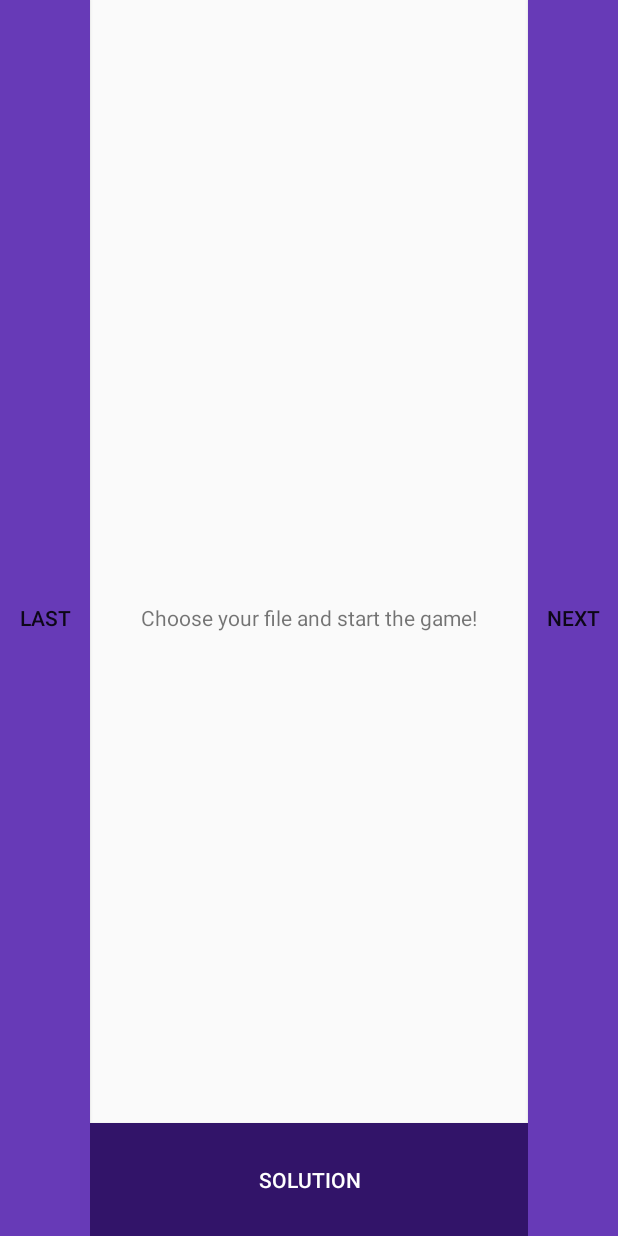
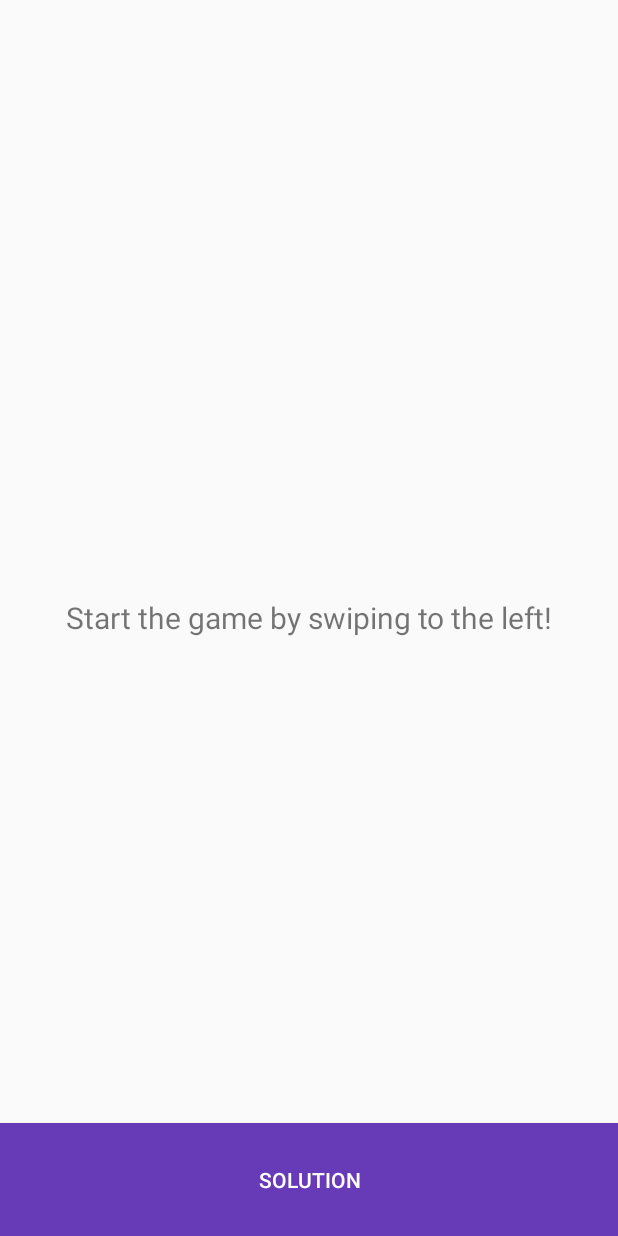
Before and after one commit to MapManagement/MapApp, an Android app: the layout activity_game.xml on its own in the app's theme, with its tools: preview values and no code run, on a phone screen of 412 x 824 dp. Run offline under Robolectric (Android 15) with nearby library versions, the phone set to English and light mode, and no system bars; network calls fail.

Commit message:
added swipe gestures (GameActivity) in combination with animations

```diff
--- a/app/src/main/res/layout/activity_game.xml
+++ b/app/src/main/res/layout/activity_game.xml
@@ -13,35 +13,14 @@
             android:layout_height="0dp"
             android:text="@string/title"
             android:gravity="center"
+            android:textSize="20sp"
 
             app:layout_constraintBottom_toBottomOf="@id/solution_button"
-            app:layout_constraintStart_toEndOf="@id/last_button"
-            app:layout_constraintEnd_toStartOf="@id/next_button"
+            app:layout_constraintStart_toStartOf="parent"
+            app:layout_constraintEnd_toEndOf="parent"
             app:layout_constraintTop_toTopOf="@id/restart_button"/>
 
-    <Button
-            android:id="@+id/last_button"
-            android:theme="@style/AppTheme"
-            android:text="@string/last"
-            android:layout_width="60dp"
-            android:layout_height="0dp"
-            android:background="@color/colorPrimary"
 
-            app:layout_constraintTop_toTopOf="parent"
-            app:layout_constraintBottom_toBottomOf="parent"
-            app:layout_constraintStart_toStartOf="parent"/>
-
-    <Button
-            android:id="@+id/next_button"
-            android:theme="@style/AppTheme"
-            android:text="@string/next"
-            android:layout_width="60dp"
-            android:layout_height="0dp"
-            android:background="@color/colorPrimary"
-
-            app:layout_constraintTop_toTopOf="parent"
-            app:layout_constraintBottom_toBottomOf="parent"
-            app:layout_constraintEnd_toEndOf="parent"/>
 
     <Button
             android:id="@+id/solution_button"
@@ -49,12 +28,12 @@
             android:text="@string/solution"
             android:layout_width="0dp"
             android:layout_height="75dp"
-            android:background="@color/colorPrimaryDark"
+            android:background="@color/colorPrimary"
             android:textColor="@color/white"
 
-            app:layout_constraintBottom_toBottomOf="@id/last_button"
-            app:layout_constraintStart_toEndOf="@id/last_button"
-            app:layout_constraintEnd_toStartOf="@id/next_button"/>
+            app:layout_constraintBottom_toBottomOf="parent"
+            app:layout_constraintStart_toStartOf="parent"
+            app:layout_constraintEnd_toEndOf="parent"/>
 
     <Button
             android:id="@+id/restart_button"
@@ -66,8 +45,8 @@
             android:textColor="@color/white"
 
             app:layout_constraintTop_toTopOf="parent"
-            app:layout_constraintStart_toEndOf="@+id/last_button"
-            app:layout_constraintEnd_toStartOf="@+id/next_button"/>
+            app:layout_constraintStart_toStartOf="parent"
+            app:layout_constraintEnd_toEndOf="parent"/>
 
     <Button
             android:id="@+id/leave_button"
@@ -78,9 +57,9 @@
             android:background="@color/colorPrimaryDark"
             android:textColor="@color/white"
 
-            app:layout_constraintBottom_toBottomOf="@id/last_button"
-            app:layout_constraintStart_toEndOf="@id/last_button"
-            app:layout_constraintEnd_toStartOf="@id/next_button"/>
+            app:layout_constraintBottom_toBottomOf="parent"
+            app:layout_constraintStart_toStartOf="parent"
+            app:layout_constraintEnd_toEndOf="parent"/>
 
 
 </androidx.constraintlayout.widget.ConstraintLayout>
--- a/app/src/main/res/values/strings.xml
+++ b/app/src/main/res/values/strings.xml
@@ -5,7 +5,7 @@
     <!--GameActivity-->
     <string name="last">Last</string>
     <string name="next">Next</string>
-    <string name="title">Choose your file and start the game!</string>
+    <string name="title">Start the game by swiping to the left!</string>
     <string name="start">Start!</string>
     <string name="solution">Solution</string>
     <string name="restart">Restart</string>
```
Also changed, not shown: app/src/main/java/com/example/mapapp/GameActivity.kt (+73 -3 lines), app/src/main/res/anim/fade_out.xml (added, +7 -0 lines).
